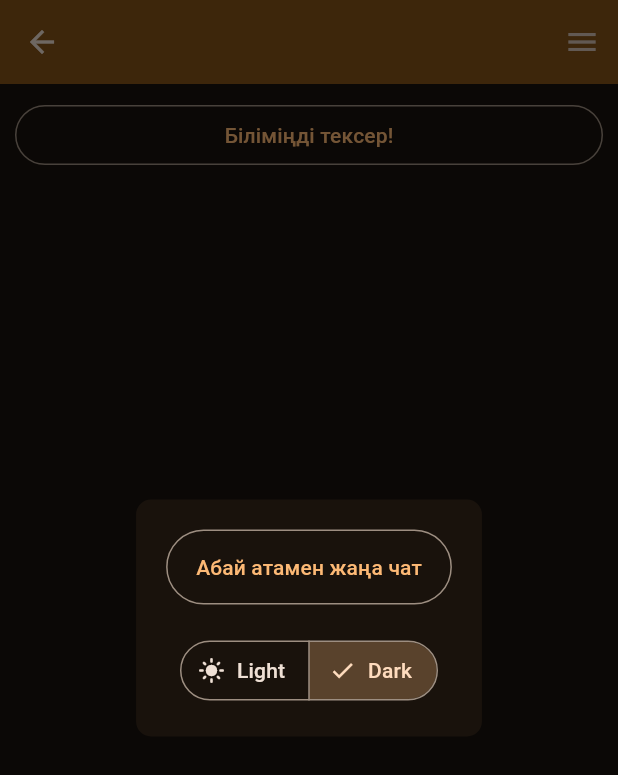
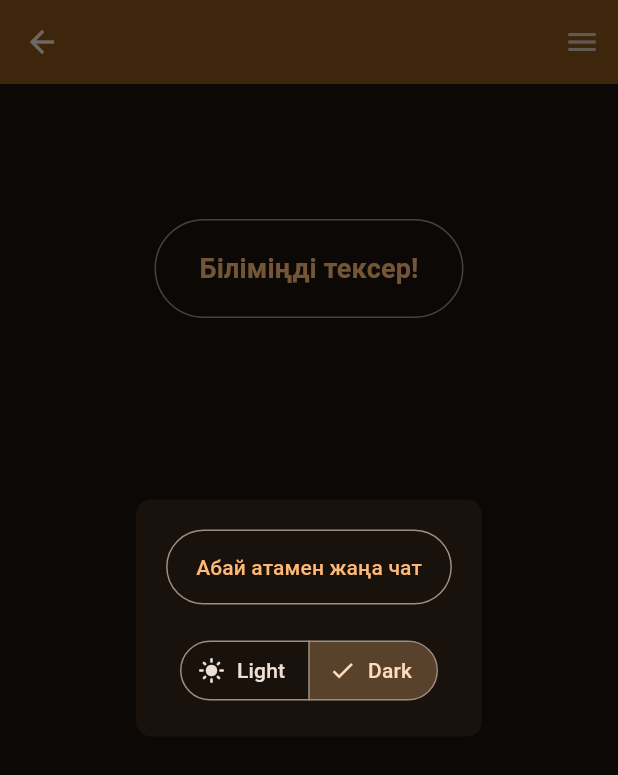
Before and after one commit to Qonus/abai_quiz, a Flutter app: the PageWidget screen opened directly with empty values, with the side drawer open, on a phone screen of 412 x 824 dp. Shown: the top 775 px of the screen. Run offline on Flutter 3.47's test engine with Material 3 defaults, Android fonts, the light colour scheme and no system bars; our stand-ins replace flutter_dotenv, flutter_markdown.

Commit message:
[Update] centered Image in MarkdownBody

````diff
--- a/lib/pages/quizes.dart
+++ b/lib/pages/quizes.dart
@@ -32,7 +32,9 @@ class PageData {
     try {
       final response = await GroqAPI.get_response(request);
       if (response.statusCode == 200) {
-        String cleanedString = GroqAPI.to_string(response).replaceAll(RegExp(r'```json|```'), '').trim();
+        String cleanedString = GroqAPI.to_string(response)
+            .replaceAll(RegExp(r'```json|```'), '')
+            .trim();
         json_response = jsonDecode(cleanedString);
       } else {
         print("Error: ${response.statusCode}");
@@ -189,6 +191,15 @@ class _PageWidgetState extends State<PageWidget> {
             child: MarkdownBody(
               selectable: true,
               data: widget.page.markdown,
+              imageBuilder: (uri, title, alt) {
+                final assetPath = uri.toString().replaceFirst('resource:', '');
+                return Center(
+                  child: Image.asset(
+                    assetPath,
+                    fit: BoxFit.contain,
+                  ),
+                );
+              },
               styleSheet: MarkdownStyleSheet(
                 h1: TextStyle(
                   fontSize: 26,
@@ -212,12 +223,24 @@ class _PageWidgetState extends State<PageWidget> {
               ),
             ),
           ),
-          OutlinedButton(
-            onPressed: () => startQuiz(context),
-            style: OutlinedButton.styleFrom(
-              padding: EdgeInsets.symmetric(horizontal: 20, vertical: 10),
+          SizedBox(height: 80),
+          Align(
+            alignment: Alignment.center,
+            child: OutlinedButton(
+              onPressed: () => startQuiz(context),
+              style: OutlinedButton.styleFrom(
+                padding: EdgeInsets.symmetric(horizontal: 30, vertical: 20),
+              ),
+              child: Text(
+                "Біліміңді тексер!",
+                style: TextStyle(
+                  fontWeight: FontWeight.bold,
+                  fontSize: 18,
+                ),
+              ),
             ),
-            child: Text("Біліміңді тексер!")),
+          ),
+          SizedBox(height: 80),
         ],
       ),
     );
````
